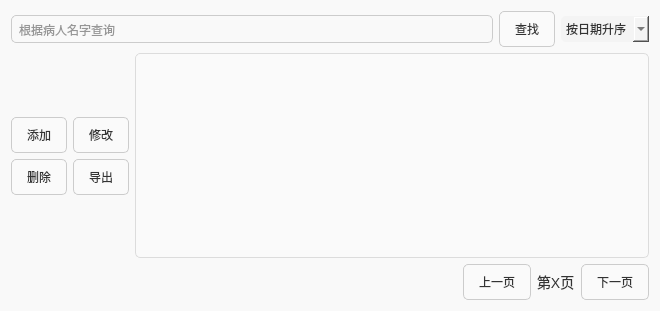
Qt form medicalrecordview.ui (zhuguotiao/Lab) before a commit.
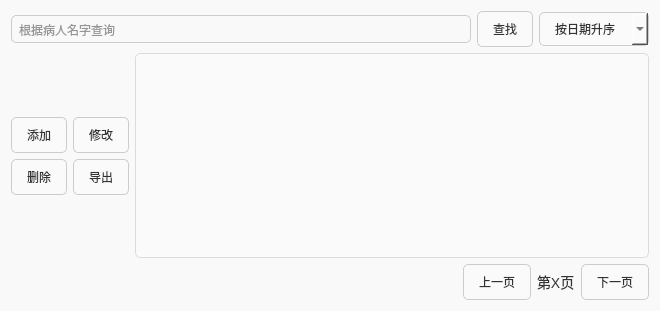
The same form after that commit. Icons and pictures are not drawn.

Diff of the .ui file:
```diff
--- a/medicalrecordview.ui
+++ b/medicalrecordview.ui
@@ -25,6 +25,12 @@
         border-radius: 5px;
         padding: 5px;
     }
+	QComboBox{
+		background-color: #fafafa;
+        border: 1px solid #ccc;
+        border-radius: 5px;
+        padding: 8px 15px;
+	}
     QPushButton {
         background-color: #fafafa;
         border: 1px solid #ccc;
@@ -66,12 +72,7 @@
      <item>
       <widget class="QComboBox" name="orderCombo">
        <property name="styleSheet">
-        <string notr="true">QComboBox {
-          background-color: #f4f4f4;
-          border-radius: 5px;
-          padding: 5px;
-         }
-        </string>
+        <string notr="true"/>
        </property>
        <item>
         <property name="text">
```
Left out of the diff: 24 changed lines with no effect on the pictures.
